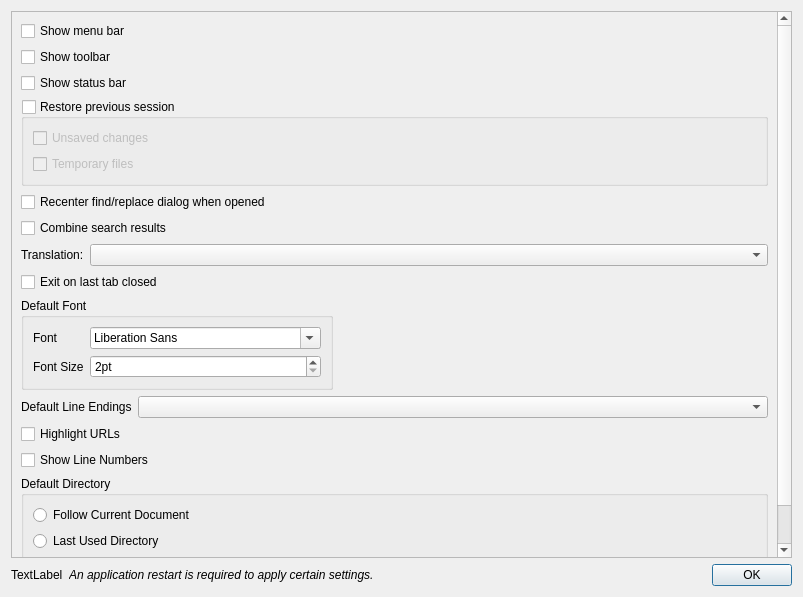
Old version of the form src/dialogs/PreferencesDialog.ui in the repository dail8859/NotepadNext.
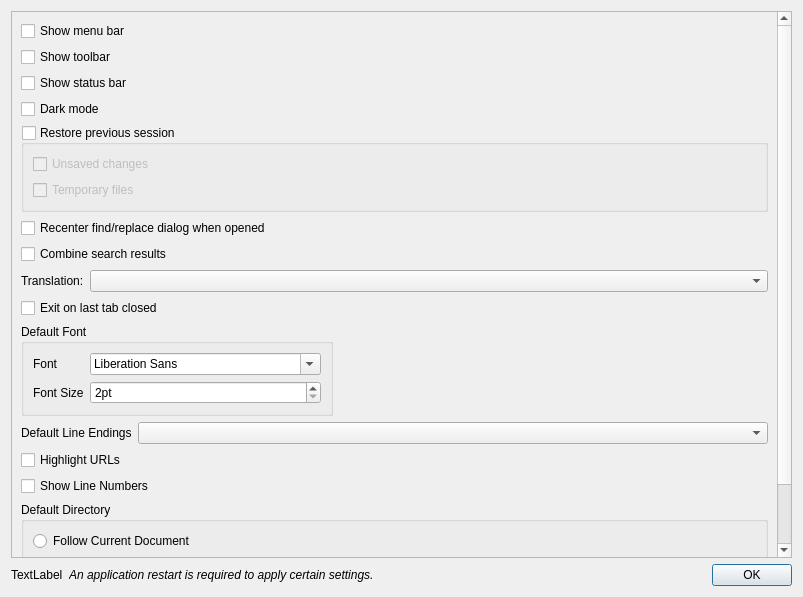
New version of the form.

Commit message: Add dark mode

Patch:
```diff
--- a/src/dialogs/PreferencesDialog.ui
+++ b/src/dialogs/PreferencesDialog.ui
@@ -52,6 +52,13 @@
            </property>
           </widget>
          </item>
+         <item>
+          <widget class="QCheckBox" name="checkBoxDarkMode">
+           <property name="text">
+            <string>Dark mode</string>
+           </property>
+          </widget>
+         </item>
          <item>
           <widget class="QGroupBox" name="gbxRestorePreviousSession">
            <property name="title">
```
The commit also changes 13 other files.
